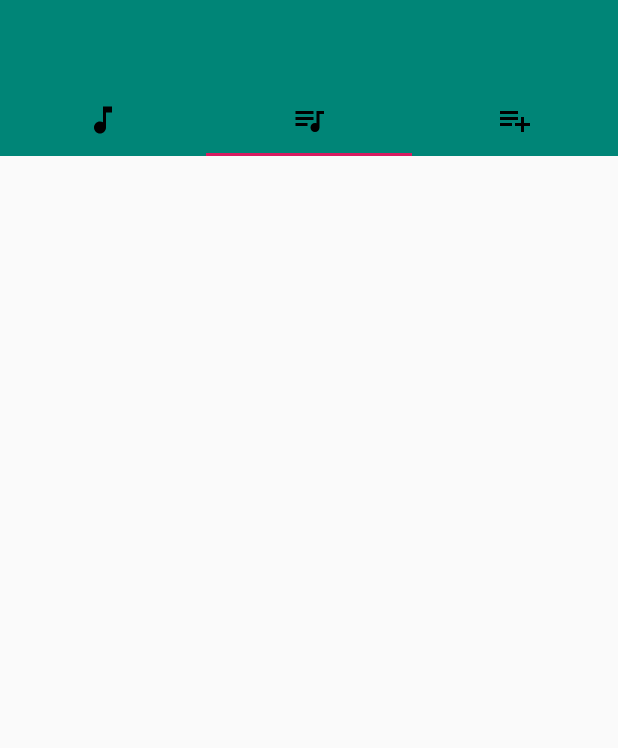
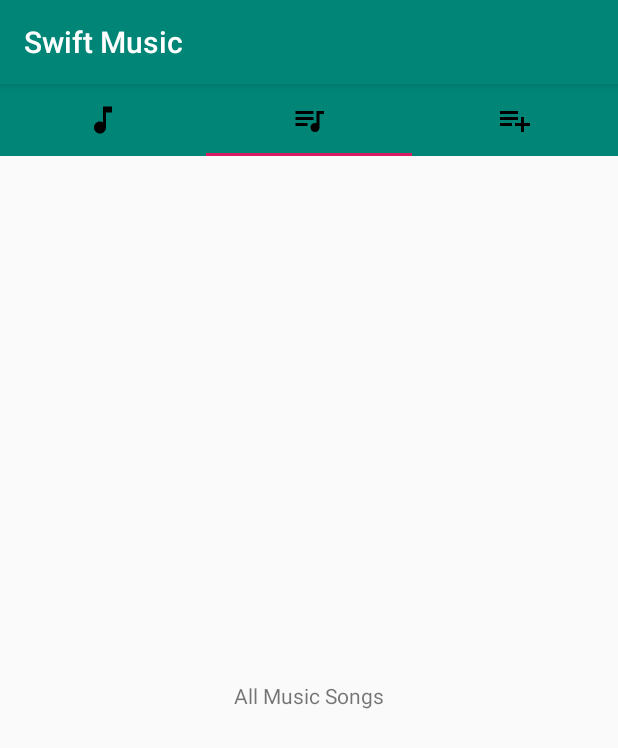
Before and after one commit to mervinkogei/Swift_Music, an Android app: the screen it shows after launch (MainActivity), tab 2 chosen, on a phone screen of 412 x 824 dp. Shown: the top 748 px of the screen. Run offline under Robolectric (Android 15) with nearby library versions, the phone set to English and light mode, and no system bars.

Commit message:
Add fragments, All music, Playlist and current Music

```diff
--- a/app/src/main/java/com/example/swiftmusic/Fragments/AllMusic.java
+++ b/app/src/main/java/com/example/swiftmusic/Fragments/AllMusic.java
@@ -26,7 +26,9 @@ public class AllMusic extends Fragment {
     public View onCreateView(LayoutInflater inflater, ViewGroup container,
                              Bundle savedInstanceState) {
         // Inflate the layout for this fragment
-        return inflater.inflate(R.layout.fragment_all_music, container, false);
+        View view = inflater.inflate(R.layout.fragment_all_music, container, false);
+        return view;
+
     }
 
 }
--- a/app/src/main/java/com/example/swiftmusic/MainActivity.java
+++ b/app/src/main/java/com/example/swiftmusic/MainActivity.java
@@ -1,11 +1,13 @@
 package com.example.swiftmusic;
 
 import androidx.appcompat.app.AppCompatActivity;
+import androidx.fragment.app.FragmentManager;
 import androidx.viewpager.widget.ViewPager;
 
 import android.os.Bundle;
 import android.widget.Toolbar;
 
+import com.example.swiftmusic.Models.PagerController;
 import com.google.android.material.tabs.TabItem;
 import com.google.android.material.tabs.TabLayout;
 
@@ -17,21 +19,45 @@ public class MainActivity extends AppCompatActivity {
     TabItem allMusic;
     TabItem playlist;
     ViewPager mPager;
+    PagerController mPagerController;
 
     @Override
     protected void onCreate(Bundle savedInstanceState) {
         super.onCreate(savedInstanceState);
         setContentView(R.layout.activity_main);
 
-        mToolbar = findViewById(R.id.toolbar);
+//        mToolbar = findViewById(R.id.toolbar);
 
-        setSupportActionBar(mToolbar);
-        getSupportActionBar().setTitle("Swift Music");
+
+////        setSupportActionBar(mToolbar);
+//        getSupportActionBar().setTitle("Swift Music");
 
         mTabLayout = findViewById(R.id.tabLayout);
         currentMusic = findViewById(R.id.currentMusic);
         allMusic= findViewById(R.id.allMusic);
         playlist = findViewById(R.id.playlist);
         mPager = findViewById(R.id.viewpager);
+
+        mPagerController = new PagerController(getSupportFragmentManager(),mTabLayout.getTabCount());
+        mPager.setAdapter(mPagerController);
+
+        mPager.addOnPageChangeListener(new TabLayout.TabLayoutOnPageChangeListener(mTabLayout));
+
+        mTabLayout.addOnTabSelectedListener(new TabLayout.OnTabSelectedListener() {
+            @Override
+            public void onTabSelected(TabLayout.Tab tab) {
+                mPager.setCurrentItem(tab.getPosition());
+            }
+
+            @Override
+            public void onTabUnselected(TabLayout.Tab tab) {
+
+            }
+
+            @Override
+            public void onTabReselected(TabLayout.Tab tab) {
+
+            }
+        });
     }
 }
--- /dev/null
+++ b/app/src/main/java/com/example/swiftmusic/Models/PagerController.java
@@ -0,0 +1,38 @@
+package com.example.swiftmusic.Models;
+
+import androidx.fragment.app.Fragment;
+import androidx.fragment.app.FragmentManager;
+import androidx.fragment.app.FragmentPagerAdapter;
+
+import com.example.swiftmusic.Fragments.AllMusic;
+import com.example.swiftmusic.Fragments.CurrentMusic;
+import com.example.swiftmusic.Fragments.Playlists;
+
+public class PagerController extends FragmentPagerAdapter {
+    int tabCounts;
+
+    public PagerController(FragmentManager fm, int tabCounts) {
+        super(fm);
+        this.tabCounts = tabCounts;
+    }
+
+    @Override
+    public Fragment getItem(int i) {
+        switch (i){
+            case 0:
+                return  new CurrentMusic();
+            case 1:
+                return new AllMusic();
+            case 2:
+                return new Playlists();
+
+                default: return null;
+        }
+//        return null;
+    }
+
+    @Override
+    public int getCount() {
+        return tabCounts;
+    }
+}
--- a/app/src/main/res/layout/activity_main.xml
+++ b/app/src/main/res/layout/activity_main.xml
@@ -1,27 +1,11 @@
 <?xml version="1.0" encoding="utf-8"?>
-<androidx.constraintlayout.widget.ConstraintLayout xmlns:android="http://schemas.android.com/apk/res/android"
+<RelativeLayout xmlns:android="http://schemas.android.com/apk/res/android"
     xmlns:app="http://schemas.android.com/apk/res-auto"
     xmlns:tools="http://schemas.android.com/tools"
     android:layout_width="match_parent"
     android:layout_height="match_parent"
     tools:context=".MainActivity">
 
-
-    <androidx.appcompat.widget.Toolbar
-        android:id="@+id/toolbar"
-        android:layout_width="match_parent"
-        android:layout_height="wrap_content"
-        app:layout_constraintTop_toTopOf="parent"
-        android:background="@color/colorPrimary"
-        tools:layout_editor_absoluteX="0dp" />
-
-    <androidx.viewpager.widget.ViewPager
-        android:id="@+id/viewpager"
-        android:layout_width="wrap_content"
-        android:layout_height="wrap_content"
-        android:layout_marginTop="56dp"
-        app:layout_constraintEnd_toEndOf="parent"
-        app:layout_constraintTop_toTopOf="@+id/toolbar" >
 
         <com.google.android.material.tabs.TabLayout
             android:id="@+id/tabLayout"
@@ -48,7 +32,14 @@
                 android:icon="@drawable/ic_playlist_add_black_24dp" />
 
         </com.google.android.material.tabs.TabLayout>
+
+    <androidx.viewpager.widget.ViewPager
+        android:id="@+id/viewpager"
+        android:layout_height="wrap_content"
+        android:layout_width="wrap_content"
+        android:layout_below="@+id/tabLayout"
+        >
     </androidx.viewpager.widget.ViewPager>
 
 
-</androidx.constraintlayout.widget.ConstraintLayout>
+</RelativeLayout>
--- a/app/src/main/res/layout/fragment_all_music.xml
+++ b/app/src/main/res/layout/fragment_all_music.xml
@@ -8,7 +8,8 @@
     <!-- TODO: Update blank fragment layout -->
     <TextView
         android:layout_width="match_parent"
+        android:gravity="center"
         android:layout_height="match_parent"
-        android:text="@string/hello_blank_fragment" />
+        android:text="All Music Songs" />
 
 </FrameLayout>
--- a/app/src/main/res/layout/fragment_current_music.xml
+++ b/app/src/main/res/layout/fragment_current_music.xml
@@ -9,6 +9,7 @@
     <TextView
         android:layout_width="match_parent"
         android:layout_height="match_parent"
-        android:text="@string/hello_blank_fragment" />
+        android:gravity="center"
+        android:text="Current Songs" />
 
 </FrameLayout>
--- a/app/src/main/res/layout/fragment_playlists.xml
+++ b/app/src/main/res/layout/fragment_playlists.xml
@@ -9,6 +9,7 @@
     <TextView
         android:layout_width="match_parent"
         android:layout_height="match_parent"
-        android:text="@string/hello_blank_fragment" />
+        android:gravity="center"
+        android:text="Playlists Songs" />
 
 </FrameLayout>
--- a/app/src/main/res/values/styles.xml
+++ b/app/src/main/res/values/styles.xml
@@ -1,7 +1,7 @@
 <resources>
 
     <!-- Base application theme. -->
-    <style name="AppTheme" parent="Theme.AppCompat.Light.NoActionBar">
+    <style name="AppTheme" parent="Theme.AppCompat.Light.DarkActionBar">
         <!-- Customize your theme here. -->
         <item name="colorPrimary">@color/colorPrimary</item>
         <item name="colorPrimaryDark">@color/colorPrimaryDark</item>
```
Also changed, not shown: app/build.gradle (+9 -3 lines).
